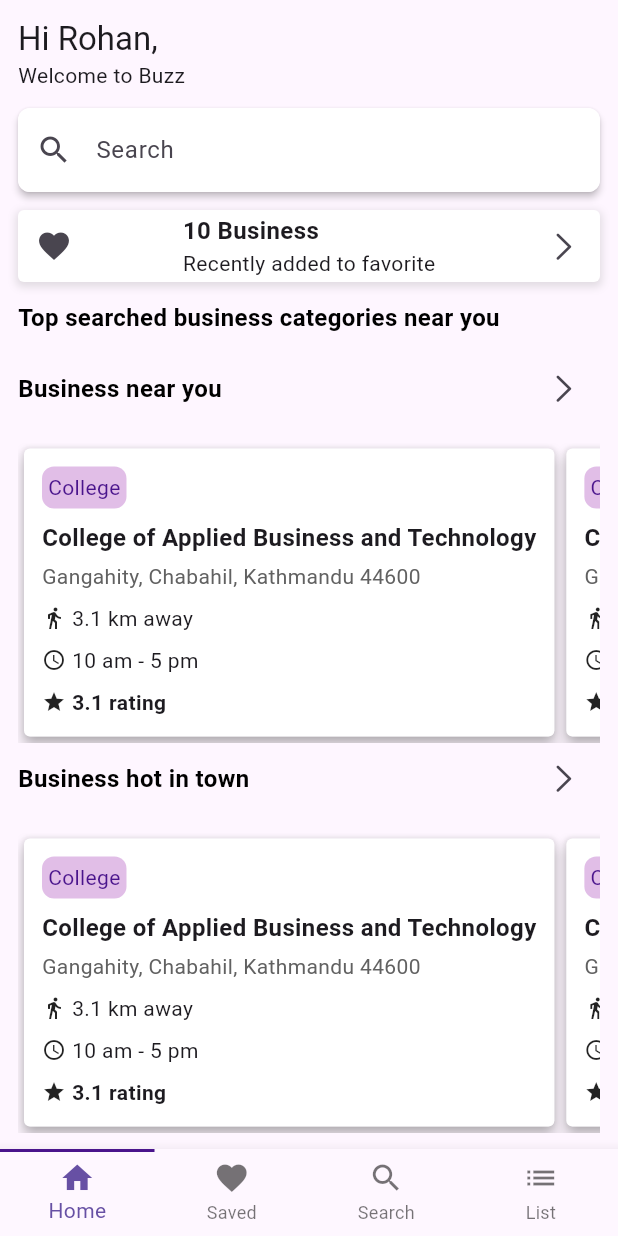
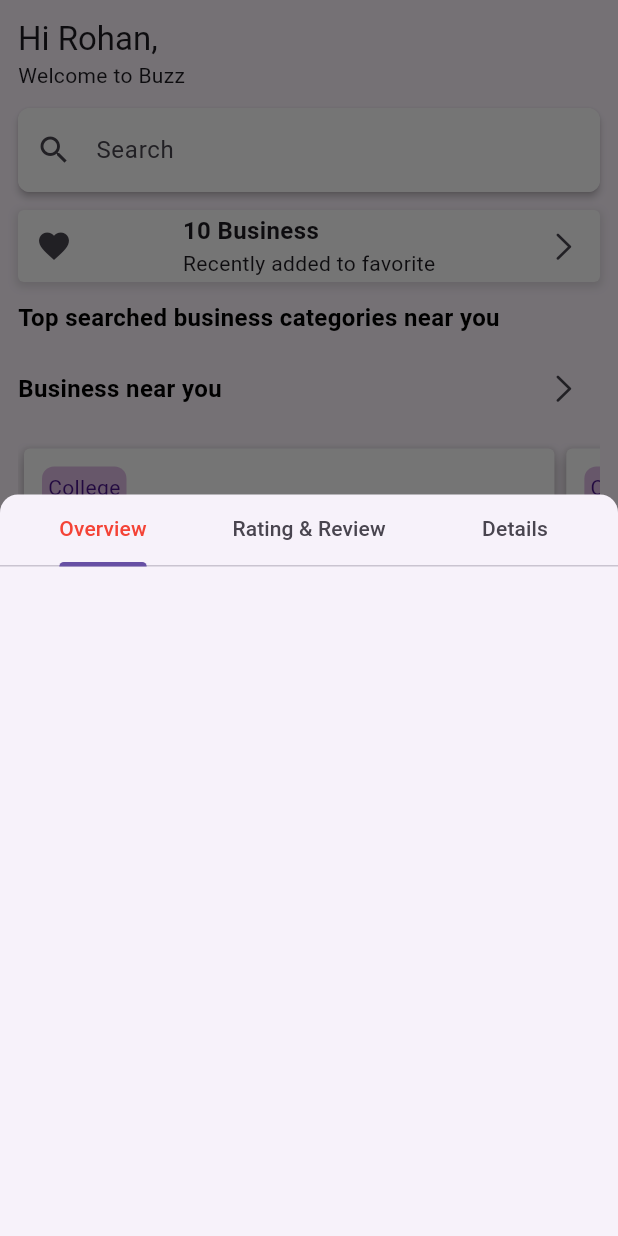
Before and after one commit to GurungNabin/connect-guide, a Flutter app: the screen it shows after launch, after a tap on "College", on a phone screen of 412 x 824 dp. Run offline on Flutter 3.47's test engine with Material 3 defaults, Android fonts, the light colour scheme and no system bars; our stand-ins replace dio, flutter_secure_storage, gap, shared_preferences.

Commit message:
tab bar of the business

```diff
--- /dev/null
+++ b/lib/presentation/view/common/details.dart
@@ -0,0 +1,16 @@
+import 'package:flutter/material.dart';
+
+class Details extends StatelessWidget {
+  const Details({
+    super.key,
+  });
+
+  @override
+  Widget build(BuildContext context) {
+    return Column(
+      children: <Widget>[
+        /* Content for Details */
+      ],
+    );
+  }
+}
--- /dev/null
+++ b/lib/presentation/view/common/overview.dart
@@ -0,0 +1,16 @@
+import 'package:flutter/material.dart';
+
+class OverView extends StatelessWidget {
+  const OverView({
+    super.key,
+  });
+
+  @override
+  Widget build(BuildContext context) {
+    return Column(
+      children: <Widget>[
+        /* Content for Overview */
+      ],
+    );
+  }
+}
--- a/lib/presentation/view/features/home/home_page.dart
+++ b/lib/presentation/view/features/home/home_page.dart
@@ -1,9 +1,14 @@
 import 'package:connect_me_app/presentation/view/common/custom_card.dart';
+import 'package:connect_me_app/presentation/view/common/details.dart';
+import 'package:connect_me_app/presentation/view/common/overview.dart';
+import 'package:connect_me_app/presentation/view/common/rating&review.dart';
 import 'package:connect_me_app/presentation/view/common/search_bar.dart';
+import 'package:connect_me_app/presentation/view/common/showbottomSheet.dart';
 import 'package:connect_me_app/theme/app_color.dart';
 import 'package:connect_me_app/theme/app_text_style.dart';
 import 'package:flutter/cupertino.dart';
 import 'package:flutter/material.dart';
+import 'package:flutter/widgets.dart';
 
 class HomePage extends StatefulWidget {
   const HomePage({super.key});
@@ -12,7 +17,25 @@
   State<HomePage> createState() => _HomePageState();
 }
 
-class _HomePageState extends State<HomePage> {
+class _HomePageState extends State<HomePage>
+    with SingleTickerProviderStateMixin {
+  late final TabController tabController;
+
+  @override
+  void initState() {
+    tabController = TabController(
+      length: 3,
+      vsync: this,
+    );
+    super.initState();
+  }
+
+  @override
+  void dispose() {
+    tabController.dispose();
+    super.dispose();
+  }
+
   @override
   Widget build(BuildContext context) {
     return Scaffold(
@@ -119,7 +142,48 @@
                             distance: '3.1 km away',
                             time: '10 am - 5 pm',
                             rating: '3.1 rating',
-                            onTap: () {},
+                            onTap: () {
+                              // showModalBottomSheet(
+                              //     context: context,
+                              //     builder: (context) {
+                              //       return Container(
+                              //         // child:
+                              //         //   TabBar(
+                              //         //     controller: tabController,
+                              //         //     labelColor: Colors.blue,
+                              //         //     unselectedLabelColor: Colors.grey,
+                              //         //     indicatorColor: Colors.blue,
+                              //         //     tabs: [
+                              //         //       Tab(
+                              //         //         text: 'Overview',
+                              //         //       ),
+                              //         //       Tab(
+                              //         //         text: 'Rating&Review',
+                              //         //       ),
+                              //         //       Tab(
+                              //         //         text: 'Details',
+                              //         //       ),
+                              //         //     ],
+                              //         //   ),
+                              //         );
+
+                              //     });
+                              // Navigator.push(
+                              //     context,
+                              //     MaterialPageRoute(
+                              //         builder: (context) => showCustomBottomSheet(context: null)));
+                              showCustomBottomSheet(
+                                context: context,
+                                initialTabIndex: 0,
+                                heightFactor:
+                                    0.6, // Set the height to 70% of the screen height
+                                tabBarViews: [
+                                  OverView(),
+                                  RatingandReview(),
+                                  Details(),
+                                ],
+                              );
+                            },
                           );
                         },
                       ),
@@ -215,4 +279,53 @@
       ),
     );
   }
+
+  void showCustomBottomSheet({
+    required BuildContext context,
+    int initialTabIndex = 0,
+    required List<Widget> tabBarViews,
+    double?
+        heightFactor, // This allows you to set the height as a factor of the screen height
+  }) {
+    showModalBottomSheet(
+      isScrollControlled: true,
+      shape: RoundedRectangleBorder(
+        borderRadius: BorderRadius.vertical(top: Radius.circular(12)),
+      ),
+      context: context,
+      builder: (context) {
+        double screenHeight = MediaQuery.of(context).size.height;
+        double bottomSheetHeight = heightFactor != null
+            ? screenHeight * heightFactor
+            : screenHeight /
+                2; // Default to half of screen height if not provided
+
+        return Container(
+          height: bottomSheetHeight, // Set the height of the bottom sheet
+          padding: MediaQuery.of(context).viewInsets,
+          child: DefaultTabController(
+            length: 3,
+            initialIndex: initialTabIndex,
+            child: Column(
+              children: <Widget>[
+                TabBar(
+                  labelColor: Colors.red,
+                  tabs: <Widget>[
+                    Tab(text: 'Overview'),
+                    Tab(text: 'Rating & Review'),
+                    Tab(text: 'Details'),
+                  ],
+                ),
+                Expanded(
+                  child: TabBarView(
+                    children: tabBarViews,
+                  ),
+                ),
+              ],
+            ),
+          ),
+        );
+      },
+    );
+  }
 }
```
Also changed, not shown: lib/presentation/view/common/rating&review.dart (added, +16 -0 lines), lib/presentation/view/common/showbottomSheet.dart (added, +112 -0 lines).
